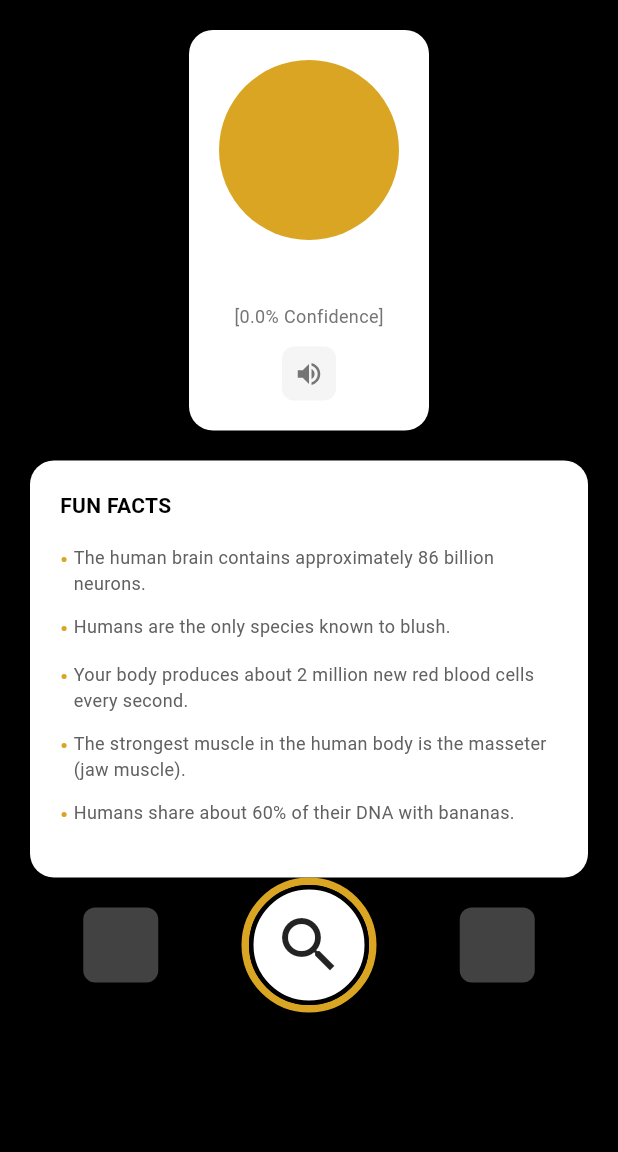
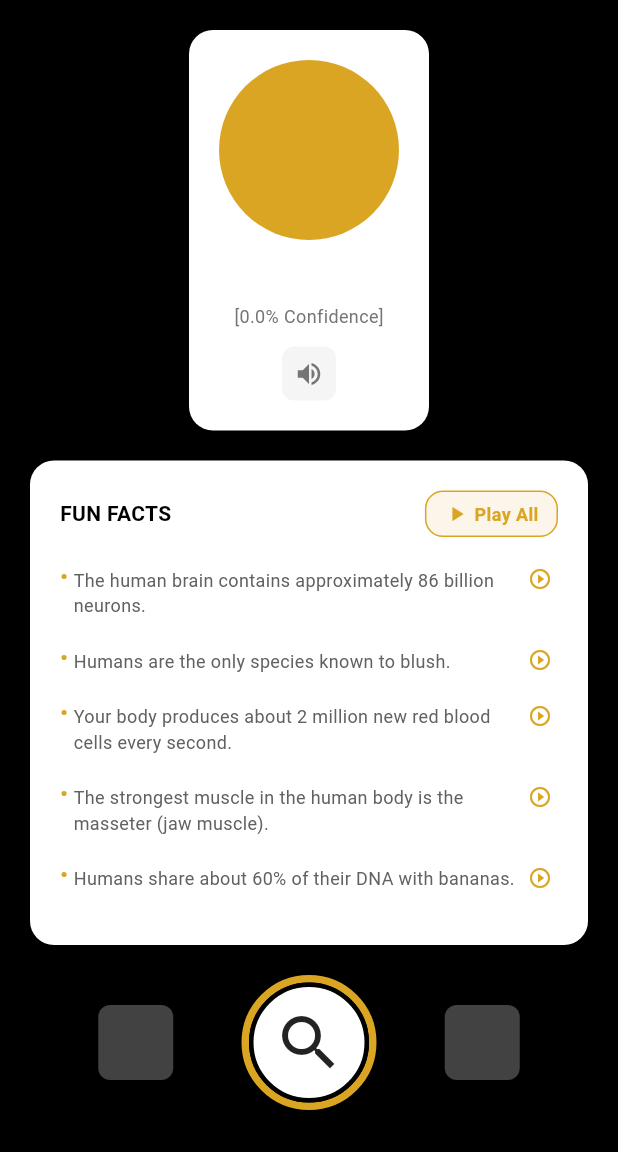
Before and after one commit to xlgf/curiodex, a Flutter app: the FactsPage screen opened directly with empty values, on a phone screen of 412 x 824 dp, the part 84-1236 px from its top. Run offline on Flutter 3.47's test engine with Material 3 defaults, Android fonts, the phone set to English and light mode, and no system bars; our stand-ins replace camera, flutter_tts, permission_handler; missing offline and left inert: google_mlkit_image_labeling; Roboto replaces fonts that are missing (primary).

Commit message:
integrated text-to-speech function

```diff
--- a/lib/pages/facts_page.dart
+++ b/lib/pages/facts_page.dart
@@ -21,11 +21,18 @@ class _FactsPageState extends State<FactsPage> {
   List<String> facts = [];
   bool isLoading = true;
   String? error;
+  bool _isSpeaking = false;
 
   @override
   void initState() {
     super.initState();
     _loadFacts();
+  }
+
+  @override
+  void dispose() {
+    _factsService.dispose();
+    super.dispose();
   }
 
   Future<void> _loadFacts() async {
@@ -47,6 +54,51 @@ class _FactsPageState extends State<FactsPage> {
         isLoading = false;
       });
     }
+  }
+
+  Future<void> _speakObjectName() async {
+    setState(() {
+      _isSpeaking = true;
+    });
+
+    await _factsService.speakObjectName(widget.detectedObject);
+
+    setState(() {
+      _isSpeaking = false;
+    });
+  }
+
+  Future<void> _speakAllFacts() async {
+    if (facts.isEmpty) return;
+
+    setState(() {
+      _isSpeaking = true;
+    });
+
+    await _factsService.speakAllFacts(facts, widget.detectedObject);
+
+    setState(() {
+      _isSpeaking = false;
+    });
+  }
+
+  Future<void> _speakSingleFact(String fact) async {
+    setState(() {
+      _isSpeaking = true;
+    });
+
+    await _factsService.speakSingleFact(fact);
+
+    setState(() {
+      _isSpeaking = false;
+    });
+  }
+
+  Future<void> _stopSpeaking() async {
+    await _factsService.stopSpeaking();
+    setState(() {
+      _isSpeaking = false;
+    });
   }
 
   @override
@@ -101,6 +153,27 @@ class _FactsPageState extends State<FactsPage> {
                         ),
                       ),
                     ),
+                    // Stop speaking button (if speaking)
+                    if (_isSpeaking)
+                      Align(
+                        alignment: Alignment.centerRight,
+                        child: GestureDetector(
+                          onTap: _stopSpeaking,
+                          child: Container(
+                            padding: EdgeInsets.all(8),
+                            decoration: BoxDecoration(
+                              // ignore: deprecated_member_use
+                              color: Colors.red.withOpacity(0.8),
+                              borderRadius: BorderRadius.circular(12),
+                            ),
+                            child: Icon(
+                              Icons.stop,
+                              color: Colors.white,
+                              size: 20,
+                            ),
+                          ),
+                        ),
+                      ),
                   ],
                 ),
               ),
@@ -148,16 +221,19 @@ class _FactsPageState extends State<FactsPage> {
                     SizedBox(height: 12),
 
                     // Sound Icon
-                    Container(
+                    GestureDetector(
+                      onTap: _isSpeaking ? _stopSpeaking : _speakObjectName,
+                      child: Container(
                         padding: EdgeInsets.all(8),
                         decoration: BoxDecoration(
-                        color: Colors.grey[100],
+                          color: _isSpeaking ? Colors.red[100] : Colors.grey[100],
                           borderRadius: BorderRadius.circular(8),
                         ),
                         child: Icon(
-                        Icons.volume_up,
-                        color: Colors.grey[600],
+                          _isSpeaking ? Icons.volume_off : Icons.volume_up,
+                          color: _isSpeaking ? Colors.red[600] : Colors.grey[600],
                           size: 20,
+                        ),
                       ),
                     ),
                   ],
@@ -177,6 +253,10 @@ class _FactsPageState extends State<FactsPage> {
                 child: Column(
                   crossAxisAlignment: CrossAxisAlignment.start,
                   children: [
+                    // Fun Facts Header with Speak All Button
+                    Row(
+                      mainAxisAlignment: MainAxisAlignment.spaceBetween,
+                      children: [
                         Text(
                           'FUN FACTS',
                           style: customFontStyle(
@@ -184,6 +264,43 @@ class _FactsPageState extends State<FactsPage> {
                             fontWeight: FontWeight.bold,
                             fontSize: 14,
                           ),
+                        ),
+                        if (facts.isNotEmpty && !isLoading)
+                          GestureDetector(
+                            onTap: _isSpeaking ? _stopSpeaking : _speakAllFacts,
+                            child: Container(
+                              padding: EdgeInsets.symmetric(horizontal: 12, vertical: 6),
+                              decoration: BoxDecoration(
+                                // ignore: deprecated_member_use
+                                color: _isSpeaking ? Colors.red[50] : Color(0xFFDAA523).withOpacity(0.1),
+                                borderRadius: BorderRadius.circular(12),
+                                border: Border.all(
+                                  color: _isSpeaking ? Colors.red : Color(0xFFDAA523),
+                                  width: 1,
+                                ),
+                              ),
+                              child: Row(
+                                mainAxisSize: MainAxisSize.min,
+                                children: [
+                                  Icon(
+                                    _isSpeaking ? Icons.stop : Icons.play_arrow,
+                                    size: 16,
+                                    color: _isSpeaking ? Colors.red : Color(0xFFDAA523),
+                                  ),
+                                  SizedBox(width: 4),
+                                  Text(
+                                    _isSpeaking ? 'Stop' : 'Play All',
+                                    style: customFontStyle(
+                                      color: _isSpeaking ? Colors.red : Color(0xFFDAA523),
+                                      fontSize: 12,
+                                      fontWeight: FontWeight.w600,
+                                    ),
+                                  ),
+                                ],
+                              ),
+                            ),
+                          ),
+                      ],
                     ),
                     SizedBox(height: 16),
 
@@ -259,12 +376,29 @@ class _FactsPageState extends State<FactsPage> {
                                 ),
                               ),
                               Expanded(
+                                child: GestureDetector(
+                                  onTap: () => _speakSingleFact(fact),
+                                  child: Container(
+                                    padding: EdgeInsets.symmetric(vertical: 4),
                                     child: Text(
                                       fact,
                                       style: customFontStyle(
                                         color: Colors.grey[700]!,
                                         fontSize: 12,
-
+                                      ),
+                                    ),
+                                  ),
+                                ),
+                              ),
+                              // Individual fact play button
+                              GestureDetector(
+                                onTap: () => _speakSingleFact(fact),
+                                child: Container(
+                                  padding: EdgeInsets.all(4),
+                                  child: Icon(
+                                    Icons.play_circle_outline,
+                                    size: 16,
+                                    color: Color(0xFFDAA523),
                                   ),
                                 ),
                               ),
@@ -278,7 +412,7 @@ class _FactsPageState extends State<FactsPage> {
 
               // Bottom Navigation
               Padding(
-                padding: EdgeInsets.only(bottom: 20),
+                padding: EdgeInsets.all(20),
                 child: Row(
                   mainAxisAlignment: MainAxisAlignment.spaceEvenly,
                   children: [
--- a/pubspec.yaml
+++ b/pubspec.yaml
@@ -20,6 +20,7 @@ dependencies:
   path: ^1.9.1
   permission_handler: ^12.0.0+1
   image: ^4.5.4
+  flutter_tts: ^4.2.3
 
 dev_dependencies:
   flutter_test:
```
Also changed, not shown: lib/services/facts_service.dart (+102 -0 lines), pubspec.lock, 3 other files. Lines whose indentation alone changed are shown as unchanged.
